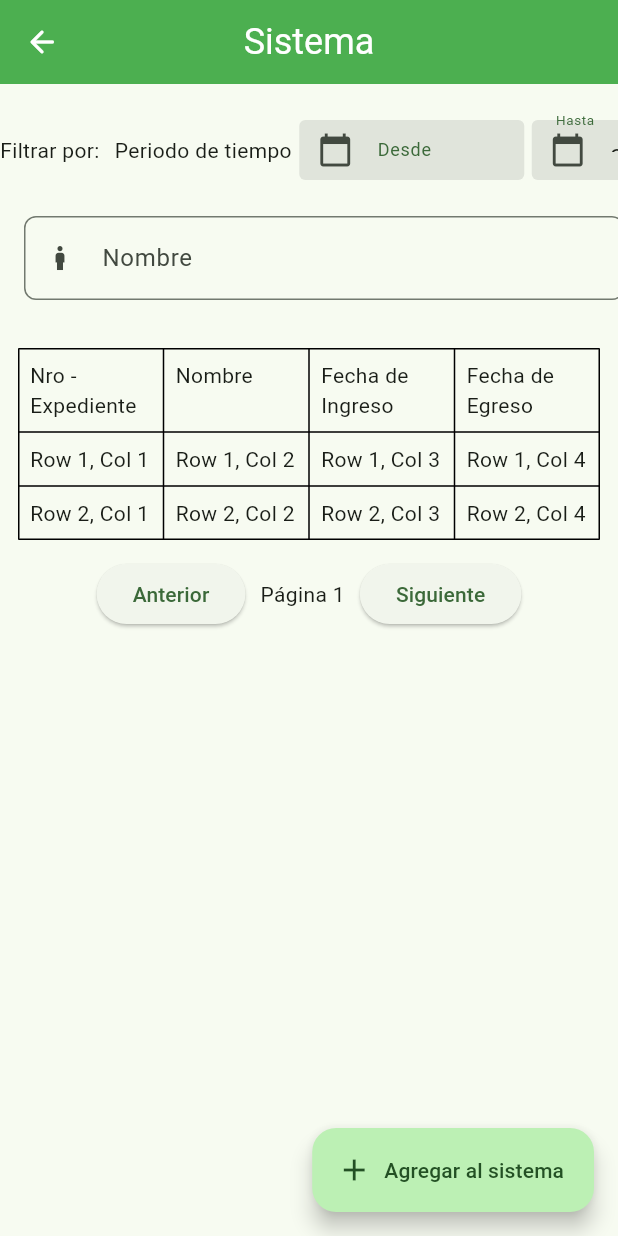
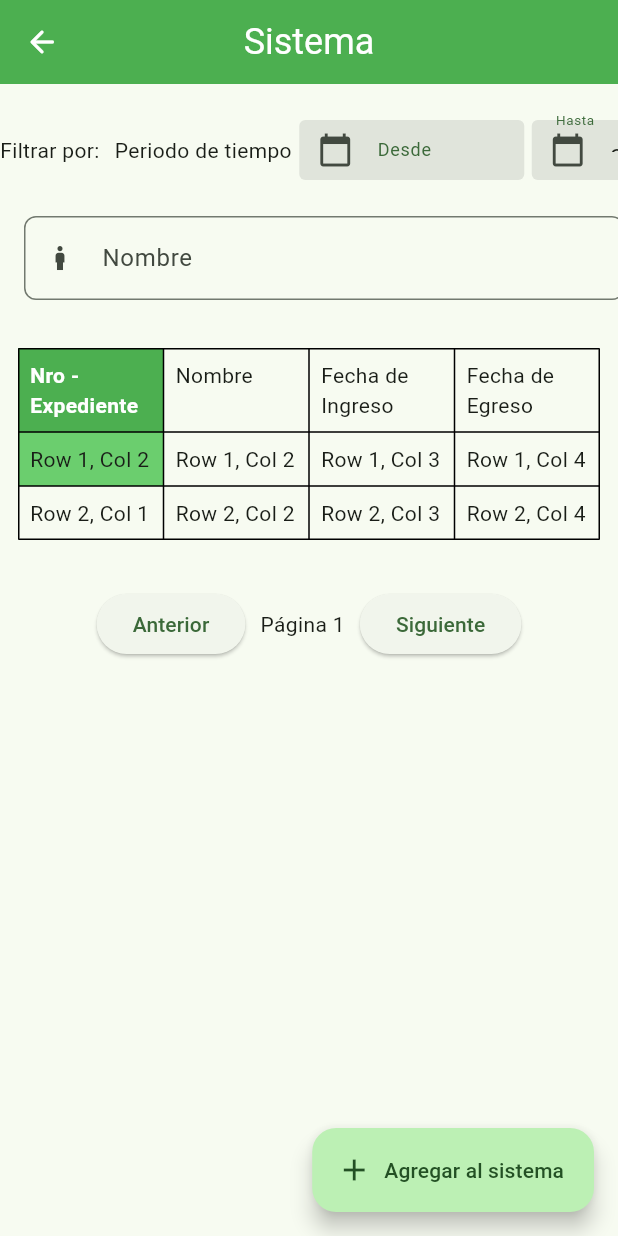
Before and after one commit to RumbosE/scBambi-desktop_flutterApp, a Flutter app: the SystemScreen screen opened by its route, on a phone screen of 412 x 824 dp. Run offline on Flutter 3.47's test engine with Material 3 defaults, Android fonts, the phone set to English and light mode, and no system bars; our stand-ins replace bloc, equatable, flutter_bloc, go_router; missing offline and left inert: bitsdojo_window.

Commit message:
Add child domain entities and blocs -- unfinish

```diff
--- a/lib/presentation/screens/system/system_screen.dart
+++ b/lib/presentation/screens/system/system_screen.dart
@@ -54,7 +54,10 @@ class _SystemScreenState extends State<SystemScreen> {
               child: const _FiltersContainer(),
             ),
             const SizedBox(height: 20),
+
             const TableChild(),
+            const SizedBox(height: 20),
+
             Row(
               mainAxisAlignment: MainAxisAlignment.center,
               children: [
--- a/lib/presentation/screens/system/widgets/table-children_widget.dart
+++ b/lib/presentation/screens/system/widgets/table-children_widget.dart
@@ -1,61 +1,69 @@
 import 'package:flutter/material.dart';
-
+import 'package:flutter/widgets.dart';
+import 'package:go_router/go_router.dart';
 
 class TableChild extends StatelessWidget {
-
   const TableChild({super.key});
 
   @override
   Widget build(BuildContext context) {
+
+    final colors = Theme.of(context).colorScheme;
+
+
     return Padding(
       padding: const EdgeInsets.all(12.0),
       child: Table(
         border: TableBorder.all(),
-        children: const [
+        children: [
           TableRow(
             children: [
               TableCell(
+                  child: Container(
+                      color: Colors.green,
+                      padding: const EdgeInsets.all(8.0),
+                      child: const Text('Nro - Expediente', style: TextStyle(color: Colors.white, fontWeight: FontWeight.bold)))),
+              const TableCell(
+                  child: Padding(
+                      padding: EdgeInsets.all(8.0), child: Text('Nombre'))),
+              const TableCell(
                   child: Padding(
                       padding: EdgeInsets.all(8.0),
-                      child: Text('Nro - Expediente'))),
-              TableCell(
-                  child: Padding(
-                      padding: EdgeInsets.all(8.0), child: Text('Nombre'))),
-              TableCell(
+                      child: Text('Fecha de Ingreso'))),
+              const TableCell(
                   child: Padding(
                       padding: EdgeInsets.all(8.0),
-                      child: Text('Fecha de Ingreso')
-                    )
-                  ),
-              TableCell(
-                  child: Padding(
-                      padding: EdgeInsets.all(8.0),
-                      child: Text('Fecha de Egreso')
-                    )
-                  ),
+                      child: Text('Fecha de Egreso'))),
             ],
           ),
           TableRow(
             children: [
-              TableCell(
-                  child: Padding(
-                      padding: EdgeInsets.all(8.0),
-                      child: Text('Row 1, Col 1'))),
-              TableCell(
+              GestureDetector(
+                onDoubleTap: () => context.push('/system/info'),
+                child: TableCell(
+
+                  child: Container(
+                    color: const Color.fromARGB(255, 107, 206, 110),
+                    padding: const EdgeInsets.all(8.0),
+                    child: const Text('Row 1, Col 2'),
+                  ),
+                ),
+              ),
+              const TableCell(
                   child: Padding(
                       padding: EdgeInsets.all(8.0),
                       child: Text('Row 1, Col 2'))),
-              TableCell(
+              const TableCell(
                   child: Padding(
                       padding: EdgeInsets.all(8.0),
                       child: Text('Row 1, Col 3'))),
-                      TableCell(
+              const TableCell(
                   child: Padding(
                       padding: EdgeInsets.all(8.0),
                       child: Text('Row 1, Col 4'))),
             ],
           ),
-          TableRow(
+          const TableRow(
             children: [
               TableCell(
                   child: Padding(
@@ -69,7 +77,7 @@ class TableChild extends StatelessWidget {
                   child: Padding(
                       padding: EdgeInsets.all(8.0),
                       child: Text('Row 2, Col 3'))),
-                      TableCell(
+              TableCell(
                   child: Padding(
                       padding: EdgeInsets.all(8.0),
                       child: Text('Row 2, Col 4'))),
--- a/lib/presentation/widgets/date-inputs_widgets.dart
+++ b/lib/presentation/widgets/date-inputs_widgets.dart
@@ -5,7 +5,7 @@ class DateInput extends StatefulWidget {
   final String label;
   final DateTime? initialValue;
 
-  DateInput({required this.onChanged, required this.label, this.initialValue});
+  const DateInput({super.key, required this.onChanged, required this.label, this.initialValue});
 
   @override
   _DateInputState createState() => _DateInputState();
```
Also changed, not shown: lib/domain/child/datasource/child_datasource.dart (added, +8 -0 lines), lib/domain/child/entities/child.dart (added, +77 -0 lines), lib/domain/child/repositories/child_repository.dart (added, +8 -0 lines), lib/presentation/blocs/child/child_bloc_bloc.dart (added, +13 -0 lines), lib/presentation/blocs/child/child_bloc_event.dart (added, +8 -0 lines), lib/presentation/blocs/child/child_bloc_state.dart (added, +10 -0 lines), lib/presentation/screens/info-child/info-child_screen.dart (+25 -1 lines), lib/domain/user/user.dart (added), pubspec.lock.
